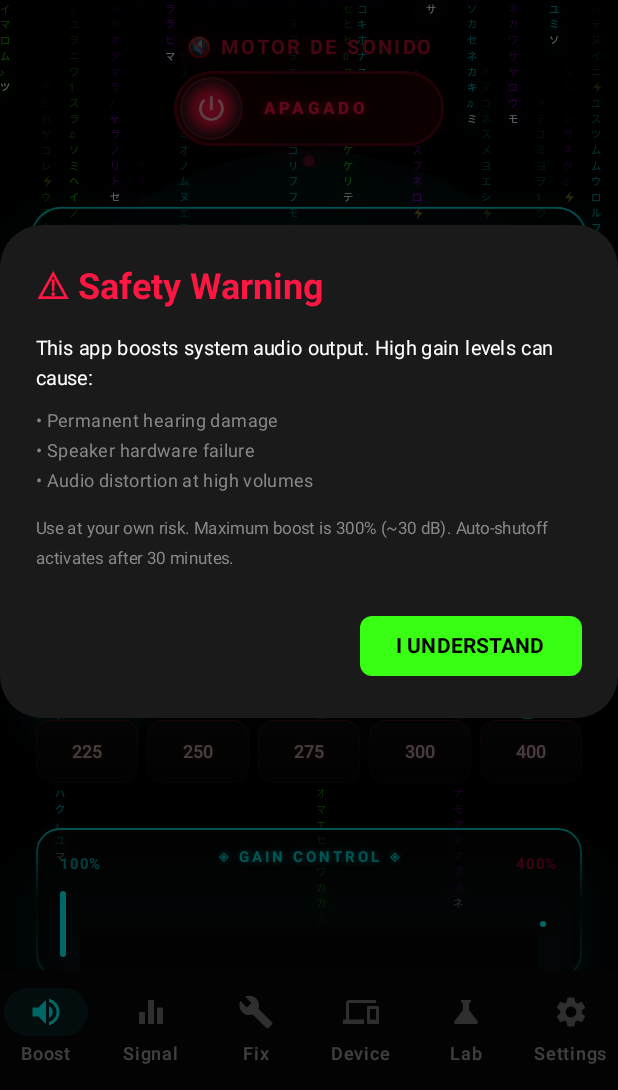
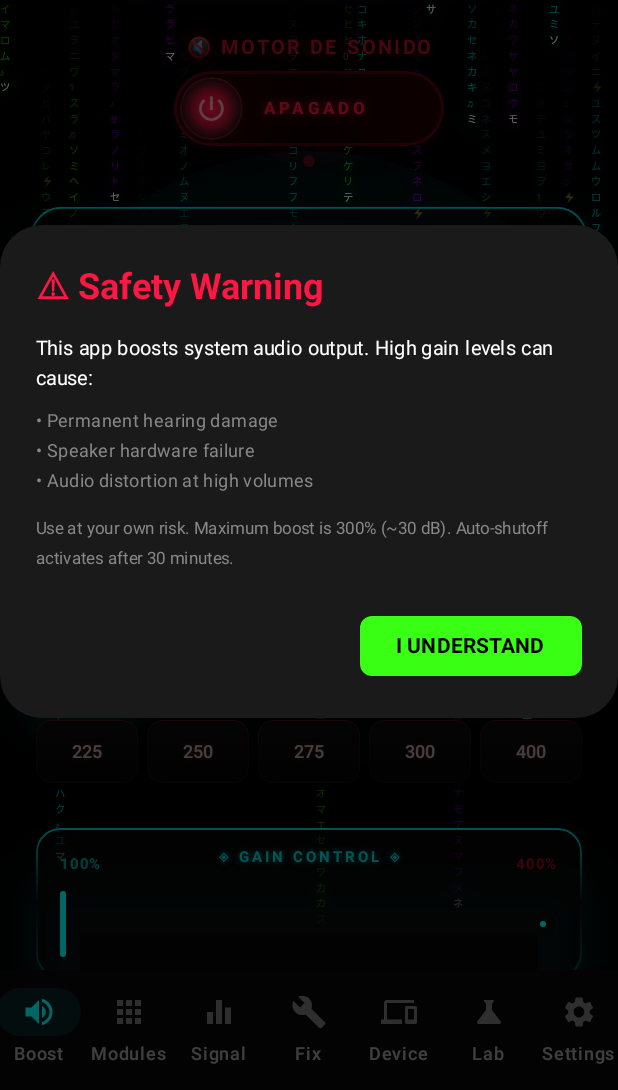
Before and after one commit to jordelmir/SupremeBass-Neon, an Android app built with Jetpack Compose: the screen it shows after launch (SupremeActivity), on a phone screen of 412 x 824 dp, the part 146-1236 px from its top. Run offline under Robolectric (Android 15) with nearby library versions, the light colour scheme and no system bars; our stand-ins replace Room's generated code.

Commit message:
feat: add Modules tab to bottom navigation
Added 'Modules' tab (Apps icon) as independent section containing:
- Home (Fix AI, Tools, Assets, Maintenance, Warranty, HomeHub, CameraHub, Find)
- All sub-screens accessible from Modules tab

Bottom nav: Boost | Modules | Signal | Fix | Device | Lab | Settings

```diff
--- a/supreme/apps/android/src/main/java/com/supreme/android/SupremeActivity.kt
+++ b/supreme/apps/android/src/main/java/com/supreme/android/SupremeActivity.kt
@@ -59,6 +59,15 @@ fun SupremeApp() {
                     )
                 )
                 NavigationBarItem(
+                    icon = { Icon(Icons.Default.Apps, contentDescription = "Modules", tint = if (currentRoute == "modules" || currentRoute?.startsWith("tools") == true || currentRoute == "assets" || currentRoute == "maintenance" || currentRoute == "warranty" || currentRoute == "homehub" || currentRoute == "camerahub" || currentRoute == "find") TitanColors.NeonCyan else TitanColors.GhostWhite.copy(alpha = 0.5f)) },
+                    label = { Text("Modules") },
+                    selected = currentRoute == "modules" || currentRoute?.startsWith("tools") == true || currentRoute == "assets" || currentRoute == "maintenance" || currentRoute == "warranty" || currentRoute == "homehub" || currentRoute == "camerahub" || currentRoute == "find",
+                    onClick = { navController.navigate("modules") },
+                    colors = NavigationBarItemDefaults.colors(
+                        indicatorColor = TitanColors.NeonCyan.copy(alpha = 0.1f)
+                    )
+                )
+                NavigationBarItem(
                     icon = { Icon(Icons.Default.Equalizer, contentDescription = "Signal", tint = if (currentRoute == "signal") TitanColors.NeonCyan else TitanColors.GhostWhite.copy(alpha = 0.5f)) },
                     label = { Text("Signal") },
                     selected = currentRoute == "signal",
```
